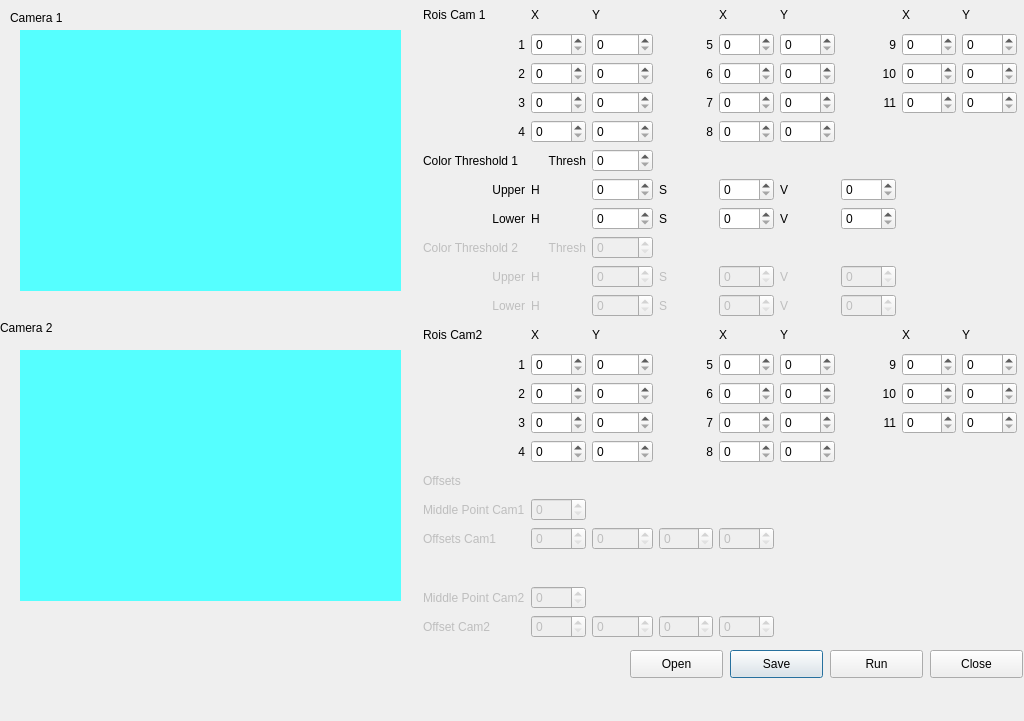
Old version of the form Simulation.ui in the repository rigoletiny/ovos_moles_gui.
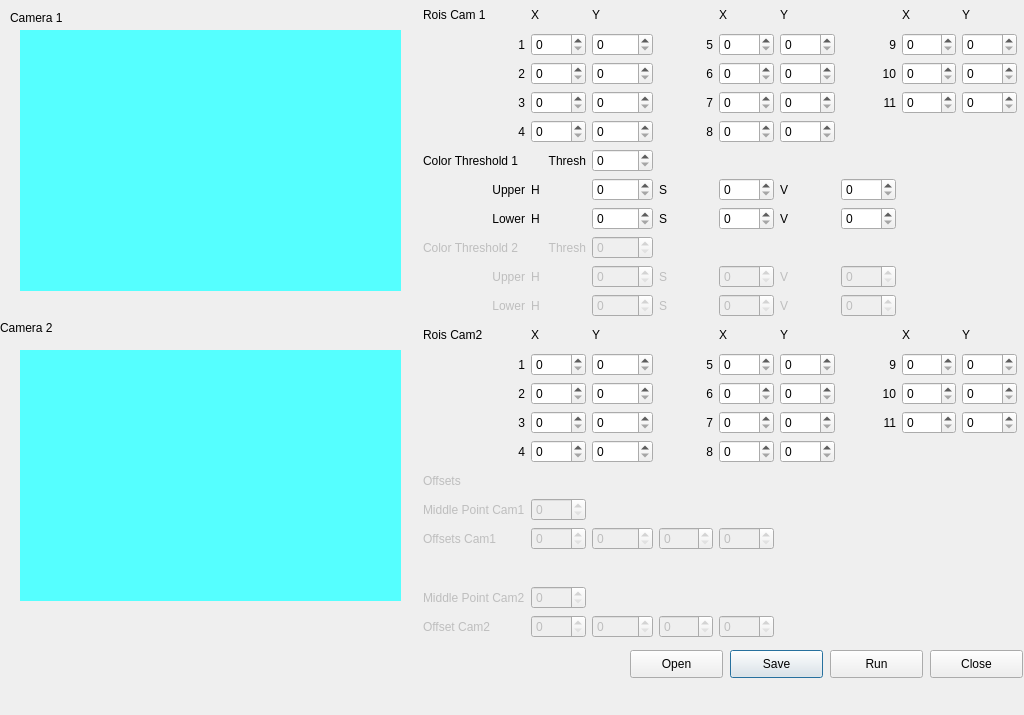
New version of the form.

Commit message: fixing issues, updating guis

Patch:
```diff
--- a/Simulation.ui
+++ b/Simulation.ui
@@ -7,7 +7,7 @@
     <x>0</x>
     <y>0</y>
     <width>1024</width>
-    <height>721</height>
+    <height>715</height>
    </rect>
   </property>
   <property name="windowTitle">
```
The commit also changes 2 other files.
